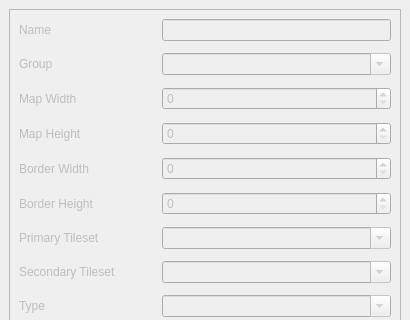
First picture: the form in forms/newmappopup.ui, repository huderlem/porymap, before the edit; both pictures show x 0 to 410 and y 0 to 320 of the 410 by 637 pixel window.
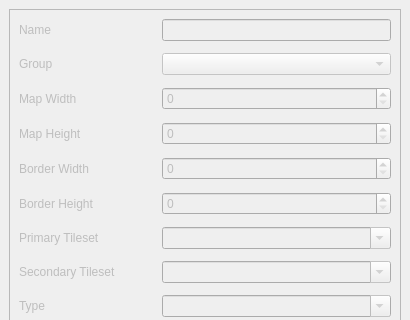
Second picture: the form after the edit. Custom widgets are drawn as their Qt base class.

Commit message: Fix #355 (map group validation)

```diff
--- a/forms/newmappopup.ui
+++ b/forms/newmappopup.ui
@@ -69,7 +69,7 @@
           <string>&lt;html&gt;&lt;head/&gt;&lt;body&gt;&lt;p&gt;New map group.&lt;/p&gt;&lt;/body&gt;&lt;/html&gt;</string>
          </property>
          <property name="editable">
-          <bool>true</bool>
+          <bool>false</bool>
          </property>
         </widget>
        </item>
```
